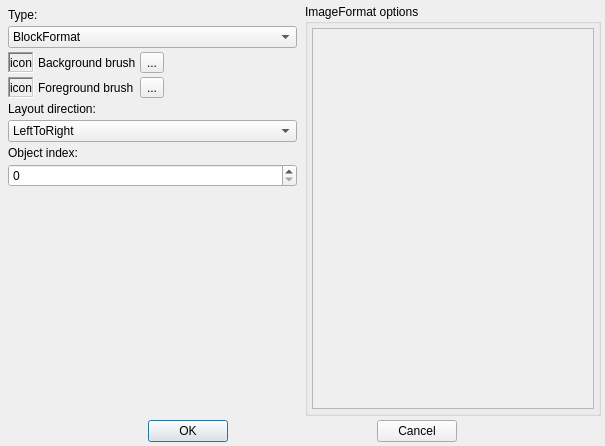
Before: the Qt Designer form src/property/dialogs/textformateditdialog.ui in Gris87/ObjectController, drawn with Qt 5.
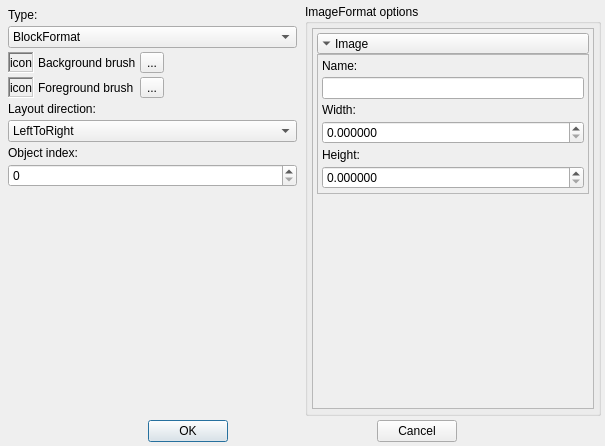
After: the same form once the commit is applied. The open tabs and pages were chosen to show the change. Icons and pictures are not drawn.

```diff
--- a/src/property/dialogs/textformateditdialog.ui
+++ b/src/property/dialogs/textformateditdialog.ui
@@ -2488,8 +2488,8 @@
                 <rect>
                  <x>0</x>
                  <y>0</y>
-                 <width>71</width>
-                 <height>16</height>
+                 <width>283</width>
+                 <height>382</height>
                 </rect>
                </property>
                <layout class="QVBoxLayout" name="imageLayout">
@@ -2499,6 +2499,105 @@
                 <property name="margin">
                  <number>4</number>
                 </property>
+                <item>
+                 <widget class="QWidget" name="imageWidget" native="true">
+                  <layout class="QVBoxLayout" name="verticalLayout_10">
+                   <property name="spacing">
+                    <number>0</number>
+                   </property>
+                   <property name="margin">
+                    <number>0</number>
+                   </property>
+                   <item>
+                    <widget class="QToolButton" name="imageImageButton">
+                     <property name="sizePolicy">
+                      <sizepolicy hsizetype="Minimum" vsizetype="Fixed">
+                       <horstretch>0</horstretch>
+                       <verstretch>0</verstretch>
+                      </sizepolicy>
+                     </property>
+                     <property name="text">
+                      <string>Image</string>
+                     </property>
+                     <property name="iconSize">
+                      <size>
+                       <width>13</width>
+                       <height>13</height>
+                      </size>
+                     </property>
+                     <property name="toolButtonStyle">
+                      <enum>Qt::ToolButtonTextBesideIcon</enum>
+                     </property>
+                     <property name="arrowType">
+                      <enum>Qt::DownArrow</enum>
+                     </property>
+                    </widget>
+                   </item>
+                   <item>
+                    <widget class="QFrame" name="imageImageFrame">
+                     <property name="frameShape">
+                      <enum>QFrame::StyledPanel</enum>
+                     </property>
+                     <property name="frameShadow">
+                      <enum>QFrame::Sunken</enum>
+                     </property>
+                     <layout class="QVBoxLayout" name="verticalLayout_12">
+                      <property name="spacing">
+                       <number>4</number>
+                      </property>
+                      <property name="margin">
+                       <number>4</number>
+                      </property>
+                      <item>
+                       <widget class="QLabel" name="imageNameLabel">
+                        <property name="text">
+                         <string>Name:</string>
+                        </property>
+                       </widget>
+                      </item>
+                      <item>
+                       <widget class="QLineEdit" name="imageNameEdit"/>
+                      </item>
+                      <item>
+                       <widget class="QLabel" name="imageWidthLabel">
+                        <property name="text">
+                         <string>Width:</string>
+                        </property>
+                       </widget>
+                      </item>
+                      <item>
+                       <widget class="QDoubleSpinBox" name="imageWidthSpinBox">
+                        <property name="decimals">
+                         <number>6</number>
+                        </property>
+                        <property name="maximum">
+                         <double>2147483647.000000000000000</double>
+                        </property>
+                       </widget>
+                      </item>
+                      <item>
+                       <widget class="QLabel" name="imageHeightLabel">
+                        <property name="text">
+                         <string>Height:</string>
+                        </property>
+                       </widget>
+                      </item>
+                      <item>
+                       <widget class="QDoubleSpinBox" name="imageHeightSpinBox">
+                        <property name="decimals">
+                         <number>6</number>
+                        </property>
+                        <property name="maximum">
+                         <double>2147483647.000000000000000</double>
+                        </property>
+                       </widget>
+                      </item>
+                     </layout>
+                    </widget>
+                   </item>
+                  </layout>
+                 </widget>
+                </item>
                 <item>
                  <spacer name="verticalSpacer_5">
                   <property name="orientation">
```
Left out of the diff: 6 changed lines with no effect on the pictures.
